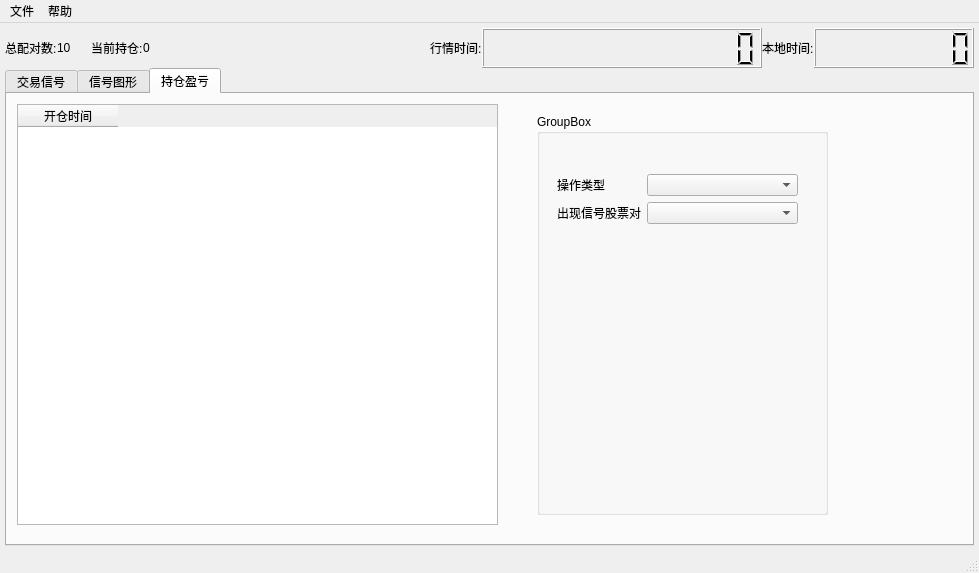
The window that ui/mainWindows.ui (sharmaking/CoIntegrationAnalysis) describes before a commit, drawn with Qt 5.
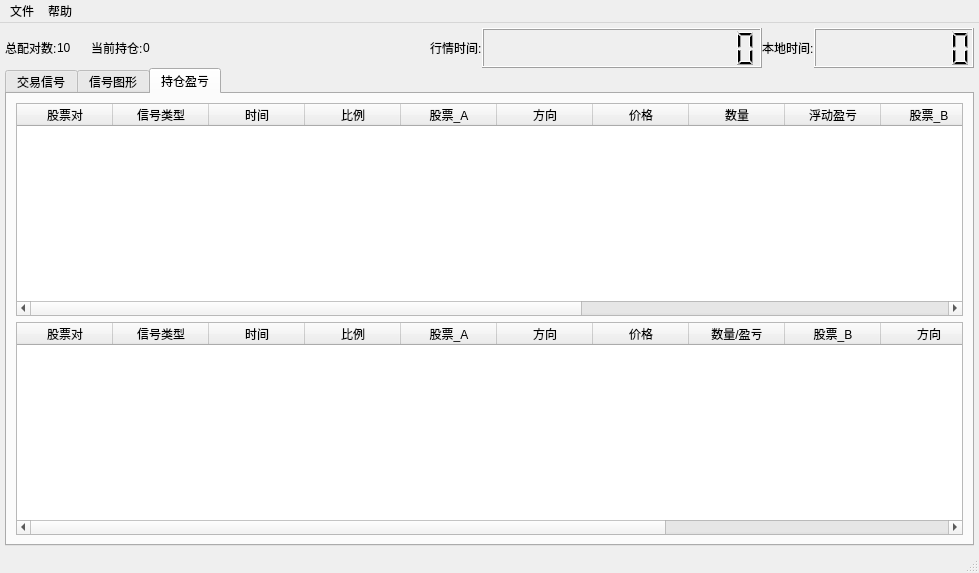
The same window after the commit. The open tabs and pages were chosen to show the change.

Commit message: 交易弹出对话框check

Diff of the .ui file:
```diff
--- a/ui/mainWindows.ui
+++ b/ui/mainWindows.ui
@@ -450,66 +450,210 @@
        <attribute name="title">
         <string>持仓盈亏</string>
        </attribute>
-       <widget class="QTableWidget" name="tableWidget_2">
-        <property name="geometry">
-         <rect>
-          <x>10</x>
-          <y>10</y>
-          <width>481</width>
-          <height>421</height>
-         </rect>
-        </property>
-        <column>
-         <property name="text">
-          <string>开仓时间</string>
-         </property>
-        </column>
-       </widget>
-       <widget class="QGroupBox" name="groupBox">
-        <property name="geometry">
-         <rect>
-          <x>530</x>
-          <y>20</y>
-          <width>291</width>
-          <height>401</height>
-         </rect>
-        </property>
-        <property name="title">
-         <string>GroupBox</string>
-        </property>
-        <widget class="QWidget" name="formLayoutWidget">
-         <property name="geometry">
-          <rect>
-           <x>20</x>
-           <y>60</y>
-           <width>241</width>
-           <height>291</height>
-          </rect>
-         </property>
-         <layout class="QFormLayout" name="formLayout">
-          <item row="0" column="0">
-           <widget class="QLabel" name="label_8">
-            <property name="text">
-             <string>操作类型</string>
-            </property>
-           </widget>
-          </item>
-          <item row="0" column="1">
-           <widget class="QComboBox" name="comboBox"/>
-          </item>
-          <item row="1" column="0">
-           <widget class="QLabel" name="label_9">
-            <property name="text">
-             <string>出现信号股票对</string>
-            </property>
-           </widget>
-          </item>
-          <item row="1" column="1">
-           <widget class="QComboBox" name="comboBox_2"/>
-          </item>
-         </layout>
-        </widget>
-       </widget>
+       <layout class="QVBoxLayout" name="verticalLayout_3">
+        <item>
+         <widget class="QTableWidget" name="positionsPairTableWidget">
+          <property name="horizontalScrollBarPolicy">
+           <enum>Qt::ScrollBarAsNeeded</enum>
+          </property>
+          <property name="autoScroll">
+           <bool>true</bool>
+          </property>
+          <property name="autoScrollMargin">
+           <number>14</number>
+          </property>
+          <property name="verticalScrollMode">
+           <enum>QAbstractItemView::ScrollPerItem</enum>
+          </property>
+          <property name="horizontalScrollMode">
+           <enum>QAbstractItemView::ScrollPerItem</enum>
+          </property>
+          <attribute name="horizontalHeaderDefaultSectionSize">
+           <number>96</number>
+          </attribute>
+          <attribute name="horizontalHeaderStretchLastSection">
+           <bool>false</bool>
+          </attribute>
+          <attribute name="verticalHeaderVisible">
+           <bool>false</bool>
+          </attribute>
+          <attribute name="verticalHeaderMinimumSectionSize">
+           <number>15</number>
+          </attribute>
+          <column>
+           <property name="text">
+            <string>股票对</string>
+           </property>
+          </column>
+          <column>
+           <property name="text">
+            <string>信号类型</string>
+           </property>
+          </column>
+          <column>
+           <property name="text">
+            <string>时间</string>
+           </property>
+          </column>
+          <column>
+           <property name="text">
+            <string>比例</string>
+           </property>
+          </column>
+          <column>
+           <property name="text">
+            <string>股票_A</string>
+           </property>
+          </column>
+          <column>
+           <property name="text">
+            <string>方向</string>
+           </property>
+          </column>
+          <column>
+           <property name="text">
+            <string>价格</string>
+           </property>
+          </column>
+          <column>
+           <property name="text">
+            <string>数量</string>
+           </property>
+          </column>
+          <column>
+           <property name="text">
+            <string>浮动盈亏</string>
+           </property>
+          </column>
+          <column>
+           <property name="text">
+            <string>股票_B</string>
+           </property>
+          </column>
+          <column>
+           <property name="text">
+            <string>方向</string>
+           </property>
+          </column>
+          <column>
+           <property name="text">
+            <string>价格</string>
+           </property>
+          </column>
+          <column>
+           <property name="text">
+            <string>数量</string>
+           </property>
+          </column>
+          <column>
+           <property name="text">
+            <string>浮动盈亏</string>
+           </property>
+          </column>
+          <column>
+           <property name="text">
+            <string>总盈亏</string>
+           </property>
+          </column>
+         </widget>
+        </item>
+        <item>
+         <widget class="QTableWidget" name="tureTradeTableWidget">
+          <property name="horizontalScrollBarPolicy">
+           <enum>Qt::ScrollBarAsNeeded</enum>
+          </property>
+          <property name="autoScroll">
+           <bool>true</bool>
+          </property>
+          <property name="autoScrollMargin">
+           <number>14</number>
+          </property>
+          <property name="verticalScrollMode">
+           <enum>QAbstractItemView::ScrollPerItem</enum>
+          </property>
+          <property name="horizontalScrollMode">
+           <enum>QAbstractItemView::ScrollPerItem</enum>
+          </property>
+          <attribute name="horizontalHeaderDefaultSectionSize">
+           <number>96</number>
+          </attribute>
+          <attribute name="horizontalHeaderStretchLastSection">
+           <bool>false</bool>
+          </attribute>
+          <attribute name="verticalHeaderVisible">
+           <bool>false</bool>
+          </attribute>
+          <attribute name="verticalHeaderMinimumSectionSize">
+           <number>15</number>
+          </attribute>
+          <column>
+           <property name="text">
+            <string>股票对</string>
+           </property>
+          </column>
+          <column>
+           <property name="text">
+            <string>信号类型</string>
+           </property>
+          </column>
+          <column>
+           <property name="text">
+            <string>时间</string>
+           </property>
+          </column>
+          <column>
+           <property name="text">
+            <string>比例</string>
+           </property>
+          </column>
+          <column>
+           <property name="text">
+            <string>股票_A</string>
+           </property>
+          </column>
+          <column>
+           <property name="text">
+            <string>方向</string>
+           </property>
+          </column>
+          <column>
+           <property name="text">
+            <string>价格</string>
+           </property>
+          </column>
+          <column>
+           <property name="text">
+            <string>数量/盈亏</string>
+           </property>
+          </column>
+          <column>
+           <property name="text">
+            <string>股票_B</string>
+           </property>
+          </column>
+          <column>
+           <property name="text">
+            <string>方向</string>
+           </property>
+          </column>
+          <column>
+           <property name="text">
+            <string>价格</string>
+           </property>
+          </column>
+          <column>
+           <property name="text">
+            <string>数量/盈亏</string>
+           </property>
+          </column>
+          <column>
+           <property name="text">
+            <string>总盈亏</string>
+           </property>
+          </column>
+         </widget>
+        </item>
+       </layout>
       </widget>
      </widget>
     </item>
```
Left out of the diff: 4 changed lines with no effect on the pictures. The commit also changes 6 other files.
